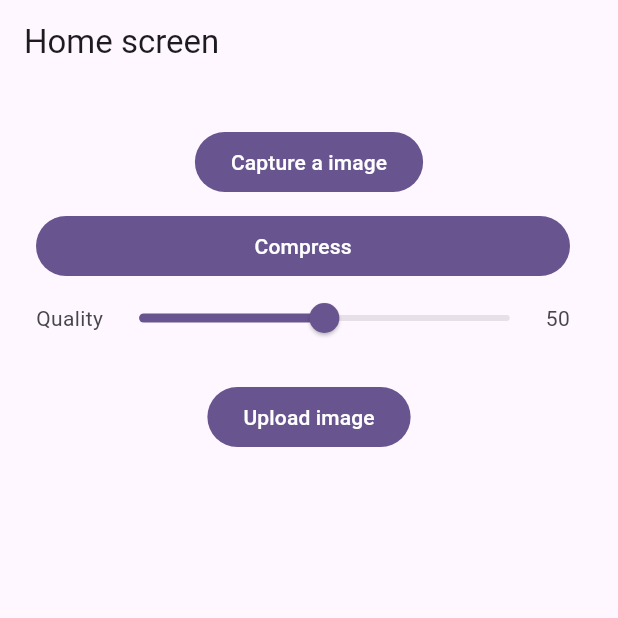
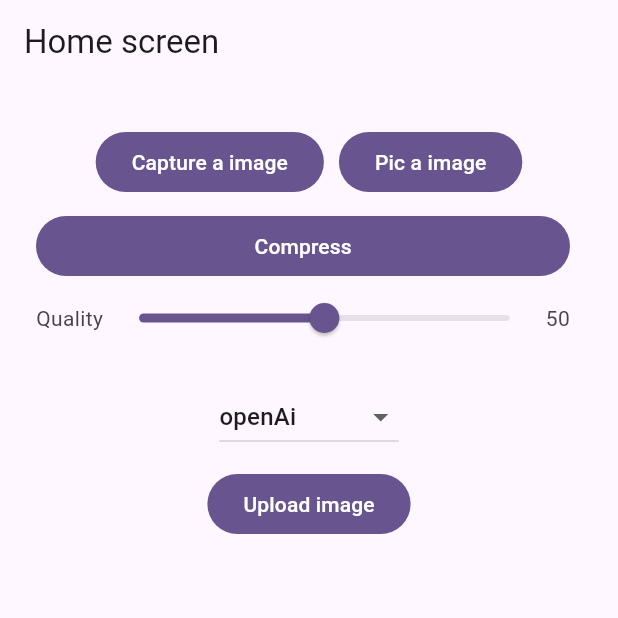
Before and after one commit to biplobsd/certificatescanner, a Flutter app: the screen it shows after launch, after a tap on "Upload image", on a phone screen of 412 x 824 dp, the top half of it. Run offline on Flutter 3.47's test engine with Material 3 defaults, Android fonts, the phone set to English and light mode, and no system bars; our stand-ins replace dio, flutter_image_compress, image_picker; missing offline and left inert: google_vision.

Commit message:
google vision document text api

```diff
--- a/lib/screens/home_screen.dart
+++ b/lib/screens/home_screen.dart
@@ -16,6 +16,8 @@ class HomeScreen extends StatefulWidget {
   State<HomeScreen> createState() => _HomeScreenState();
 }
 
+enum DropDownOption { openAi, googleVision }
+
 class _HomeScreenState extends State<HomeScreen> {
   Uint8List? image;
   final ImagePicker picker = ImagePicker();
@@ -23,6 +25,7 @@ class _HomeScreenState extends State<HomeScreen> {
   double quality = 50;
   Certificate? certificate;
   String? errorMsg;
+  DropDownOption dropdownValue = DropDownOption.openAi;
 
   Future<void> pickImage(ImageSource source) async {
     final XFile? picked = await picker.pickImage(source: source);
@@ -75,10 +78,11 @@ class _HomeScreenState extends State<HomeScreen> {
     });
 
     try {
-      String imageBase64 = base64Encode(image!);
+      await ExtractCertificateInfo.usingGoogleVision(image!);
 
-      final certificateInfo =
-          await ExtractCertificateInfo.usingOpenAI(imageBase64);
+      return;
+
+      final certificateInfo = await ExtractCertificateInfo.usingOpenAI(image!);
 
       if (certificateInfo.errorMsg != null) {
         errorMsg = certificateInfo.errorMsg;
@@ -136,11 +140,23 @@ class _HomeScreenState extends State<HomeScreen> {
                     child: CircularProgressIndicator(),
                   ),
                 const SizedBox(height: 10),
-                FilledButton(
-                  onPressed: () async {
-                    await pickImage(ImageSource.camera);
-                  },
-                  child: const Text("Capture a image"),
+                Row(
+                  mainAxisAlignment: MainAxisAlignment.center,
+                  children: [
+                    FilledButton(
+                      onPressed: () async {
+                        await pickImage(ImageSource.camera);
+                      },
+                      child: const Text("Capture a image"),
+                    ),
+                    const SizedBox(width: 10),
+                    FilledButton(
+                      onPressed: () async {
+                        await pickImage(ImageSource.gallery);
+                      },
+                      child: const Text("Pic a image"),
+                    ),
+                  ],
                 ),
                 ListTile(
                   title: FilledButton(
@@ -166,6 +182,22 @@ class _HomeScreenState extends State<HomeScreen> {
                       Text(quality.round().toString())
                     ],
                   ),
+                ),
+                const SizedBox(height: 10),
+                DropdownButton<DropDownOption>(
+                  value: dropdownValue,
+                  onChanged: (DropDownOption? value) {
+                    setState(() {
+                      dropdownValue = value!;
+                    });
+                  },
+                  items: DropDownOption.values
+                      .map<DropdownMenuItem<DropDownOption>>((var value) {
+                    return DropdownMenuItem<DropDownOption>(
+                      value: value,
+                      child: Text(value.name),
+                    );
+                  }).toList(),
                 ),
                 const SizedBox(height: 10),
                 FilledButton(
--- a/lib/services/extract_certificate_info.dart
+++ b/lib/services/extract_certificate_info.dart
@@ -4,11 +4,20 @@ import 'package:certificatescanner/models/certificate.dart';
 import 'package:certificatescanner/models/certificate_info.dart';
 import 'package:flutter/foundation.dart';
 
+import 'google_vision_api.dart';
 import 'openai_api.dart';
 
 class ExtractCertificateInfo {
-  static Future<CertificateInfo> usingOpenAI(String imageBase64) async {
+  static Future<void> usingGoogleVision(Uint8List image) async {
+    final googleVisionApi = GoogleVisionApi();
+    await googleVisionApi.init();
+    final result = await googleVisionApi.sendImageToApi(image);
+    debugPrint(result.toString());
+  }
+
+  static Future<CertificateInfo> usingOpenAI(Uint8List image) async {
     try {
+      String imageBase64 = base64Encode(image);
       var result = await OpenAIApi().sendImageToApi(imageBase64);
 
       debugPrint('API Response:  ${jsonEncode(result)}');
--- /dev/null
+++ b/lib/services/google_vision_api.dart
@@ -0,0 +1,25 @@
+import 'dart:typed_data';
+
+import 'package:google_vision/google_vision.dart';
+
+import '../keys/api_key.dart';
+
+class GoogleVisionApi {
+  late GoogleVision googleVision;
+
+  Future<void> init() async {
+    googleVision = await GoogleVision.withJwt(serviceAccountJsonString);
+  }
+
+  Future<Map<String, dynamic>?> sendImageToApi(Uint8List image) async {
+    final texts = await googleVision.documentTextDetection(
+      JsonImage.fromBuffer(image.buffer),
+    );
+
+    if (texts != null) {
+      return texts.toJson();
+    }
+
+    return null;
+  }
+}
--- a/lib/services/openai_api.dart
+++ b/lib/services/openai_api.dart
@@ -1,6 +1,6 @@
 import 'package:dio/dio.dart';
 
-import 'api_key.dart';
+import '../keys/api_key.dart';
 
 /*
 
--- a/pubspec.yaml
+++ b/pubspec.yaml
@@ -38,6 +38,7 @@ dependencies:
   dio: ^5.7.0
   image_picker: ^1.1.2
   flutter_image_compress: ^2.3.0
+  google_vision: ^1.2.1+2
 
 dev_dependencies:
   flutter_test:
```
Also changed, not shown: pubspec.lock, 1 other file.
